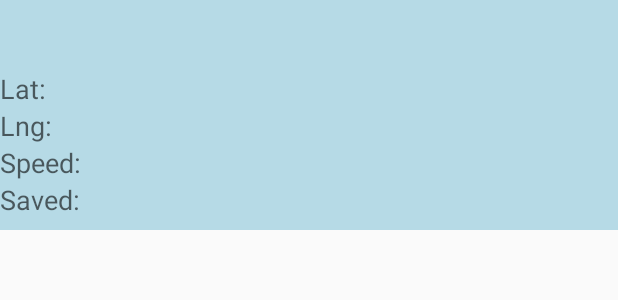
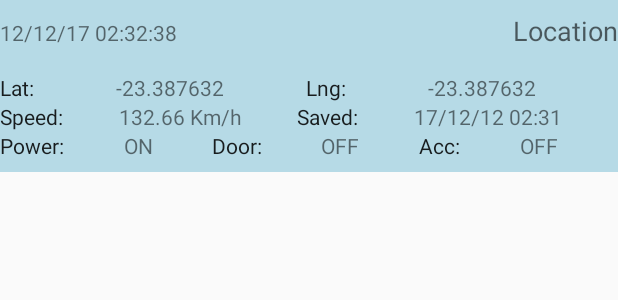
Before and after one commit to pilovieira/tk303g, an Android app: the layout list_log_location_item.xml on its own in the app's theme, with its tools: preview values and no code run, on a phone screen of 412 x 824 dp. Shown: the top 300 px of the screen. Run offline under Robolectric (Android 15) with nearby library versions, the phone set to English and light mode, and no system bars.

Commit message:
digester de auto track redesign dos layouts pwr door acc

```diff
--- a/app/src/main/res/layout/list_log_location_item.xml
+++ b/app/src/main/res/layout/list_log_location_item.xml
@@ -8,114 +8,149 @@
     android:paddingTop="@dimen/nav_header_vertical_spacing"
     android:paddingBottom="@dimen/nav_header_vertical_spacing">
 
+    <LinearLayout
+        android:layout_width="match_parent"
+        android:layout_height="wrap_content"
+        android:orientation="horizontal"
+        android:paddingBottom="@dimen/activity_vertical_margin">
+
         <TextView
+            android:id="@+id/creation_date"
             android:layout_width="wrap_content"
             android:layout_height="wrap_content"
-        android:id="@+id/creation_date"
             android:layout_weight="1"
+            android:text="12/12/17 02:32:38"
             android:textAppearance="@style/TextAppearance.AppCompat.Small" />
+
+        <TextView
+            android:id="@+id/title"
+            android:layout_width="wrap_content"
+            android:layout_height="wrap_content"
+            android:text="Location"
+            android:textAppearance="@style/TextAppearance.AppCompat.Medium" />
+
+    </LinearLayout>
+
+    <LinearLayout
+        android:layout_width="match_parent"
+        android:layout_height="wrap_content"
+        android:orientation="horizontal">
+
+        <TextView
+            android:id="@+id/latitude"
+            android:layout_width="wrap_content"
+            android:layout_height="wrap_content"
+            android:text="@string/lat"
+            android:textAppearance="@style/TextAppearance.AppCompat.Body1" />
+
+        <TextView
+            android:id="@+id/text_lat"
+            android:layout_width="wrap_content"
+            android:layout_height="wrap_content"
+            android:layout_weight="1"
+            android:gravity="center"
+            android:text="-23.387632" />
+
+        <TextView
+            android:id="@+id/longitude"
+            android:layout_width="wrap_content"
+            android:layout_height="wrap_content"
+            android:text="@string/lng"
+            android:textAppearance="@style/TextAppearance.AppCompat.Body1" />
+
+        <TextView
+            android:id="@+id/text_lng"
+            android:layout_width="wrap_content"
+            android:layout_height="wrap_content"
+            android:layout_weight="1"
+            android:gravity="center"
+            android:text="-23.387632" />
+
+    </LinearLayout>
+
+    <LinearLayout
+        android:layout_width="match_parent"
+        android:layout_height="match_parent"
+        android:orientation="horizontal">
+
+        <TextView
+            android:id="@+id/speed"
+            android:layout_width="wrap_content"
+            android:layout_height="wrap_content"
+            android:text="@string/speed"
+            android:textAppearance="@style/TextAppearance.AppCompat.Body1" />
+
+        <TextView
+            android:id="@+id/text_speed"
+            android:layout_width="wrap_content"
+            android:layout_height="wrap_content"
+            android:layout_weight="1"
+            android:gravity="center"
+            android:text="132.66 Km/h" />
+
+        <TextView
+            android:id="@+id/capture_date"
+            android:layout_width="wrap_content"
+            android:layout_height="wrap_content"
+            android:text="@string/saved"
+            android:textAppearance="@style/TextAppearance.AppCompat.Body1" />
+
+        <TextView
+            android:id="@+id/text_saved"
+            android:layout_width="wrap_content"
+            android:layout_height="wrap_content"
+            android:layout_weight="1"
+            android:gravity="center"
+            android:text="17/12/12 02:31" />
+
+    </LinearLayout>
+
+    <LinearLayout
+        android:layout_width="match_parent"
+        android:layout_height="wrap_content"
+        android:orientation="horizontal">
 
         <TextView
             android:layout_width="wrap_content"
             android:layout_height="wrap_content"
-        android:id="@+id/title"
-        android:layout_weight="1"
-        android:textAppearance="@style/TextAppearance.AppCompat.Small" />
-
-    <LinearLayout
-        android:orientation="vertical"
-        android:layout_width="match_parent"
-        android:layout_height="match_parent"
-        android:layout_weight="1">
-
-        <LinearLayout
-            android:orientation="horizontal"
-            android:layout_width="wrap_content"
-            android:layout_height="wrap_content">
+            android:text="@string/power"
+            android:textAppearance="@style/TextAppearance.AppCompat.Body1" />
 
         <TextView
-                android:text="@string/lat"
+            android:id="@+id/textPower"
             android:layout_width="wrap_content"
             android:layout_height="wrap_content"
-                android:id="@+id/latitude"
             android:layout_weight="1"
-                android:textAppearance="@style/TextAppearance.AppCompat.Medium" />
+            android:text="ON"
+            android:gravity="center" />
 
         <TextView
             android:layout_width="wrap_content"
             android:layout_height="wrap_content"
-                android:id="@+id/text_lat"
-                android:layout_weight="1"
-                android:paddingLeft="@dimen/activity_horizontal_margin" />
+            android:text="@string/door"
+            android:textAppearance="@style/TextAppearance.AppCompat.Body1" />
 
-        </LinearLayout>
-
-        <LinearLayout
-            android:orientation="horizontal"
+        <TextView
+            android:id="@+id/textDoor"
             android:layout_width="wrap_content"
             android:layout_height="wrap_content"
-            android:layout_weight="1">
-
-            <TextView
-                android:text="@string/lng"
-                android:layout_width="wrap_content"
-                android:layout_height="wrap_content"
-                android:id="@+id/longitude"
             android:layout_weight="1"
-                android:textAppearance="@style/TextAppearance.AppCompat.Medium" />
+            android:text="OFF"
+            android:gravity="center" />
 
         <TextView
             android:layout_width="wrap_content"
             android:layout_height="wrap_content"
-                android:id="@+id/text_lng"
-                android:layout_weight="1"
-                android:paddingLeft="@dimen/activity_horizontal_margin" />
-
-        </LinearLayout>
-
-        <LinearLayout
-            android:orientation="horizontal"
-            android:layout_width="wrap_content"
-            android:layout_height="wrap_content">
+            android:text="@string/acc"
+            android:textAppearance="@style/TextAppearance.AppCompat.Body1" />
 
         <TextView
-                android:text="@string/speed"
+            android:id="@+id/textAcc"
             android:layout_width="wrap_content"
             android:layout_height="wrap_content"
-                android:id="@+id/speed"
             android:layout_weight="1"
-                android:textAppearance="@style/TextAppearance.AppCompat.Medium" />
-
-            <TextView
-                android:layout_width="wrap_content"
-                android:layout_height="wrap_content"
-                android:id="@+id/text_speed"
-                android:layout_weight="1"
-                android:paddingLeft="@dimen/activity_horizontal_margin" />
-
-        </LinearLayout>
-
-        <LinearLayout
-            android:orientation="horizontal"
-            android:layout_width="wrap_content"
-            android:layout_height="wrap_content"
-            android:layout_weight="1">
-
-            <TextView
-                android:text="@string/saved"
-                android:layout_width="wrap_content"
-                android:layout_height="wrap_content"
-                android:id="@+id/capture_date"
-                android:layout_weight="1"
-                android:textAppearance="@style/TextAppearance.AppCompat.Medium" />
-
-            <TextView
-                android:layout_width="wrap_content"
-                android:layout_height="wrap_content"
-                android:id="@+id/text_saved"
-                android:layout_weight="1"
-                android:paddingLeft="@dimen/activity_horizontal_margin" />
-        </LinearLayout>
+            android:text="OFF"
+            android:gravity="center" />
     </LinearLayout>
 
 </LinearLayout>
--- a/app/src/main/res/values/colors.xml
+++ b/app/src/main/res/values/colors.xml
@@ -6,4 +6,5 @@
 
     <color name="colorCommand">#dadada</color>
     <color name="colorLocation">#b6dae6</color>
+    <color name="colorInfo">#fcecb7</color>
 </resources>
--- a/app/src/main/res/values/strings.xml
+++ b/app/src/main/res/values/strings.xml
@@ -127,4 +127,7 @@
     <string name="cancel_auto_track">Cancel Auto Track</string>
     <string name="interval_minutes">Interval (ex: 020s or 005m)</string>
     <string name="times_3_digits">Times (3 digits, *** infinity)</string>
+    <string name="power">Power:</string>
+    <string name="door">Door:</string>
+    <string name="acc">Acc:</string>
 </resources>
```
Also changed, not shown: app/src/main/java/br/com/pilovieira/tk303g/location/LocationLogDigester.java (+23 -0 lines), app/src/main/java/br/com/pilovieira/tk303g/log/LogListAdapter.java (+9 -0 lines), app/src/main/res/layout/list_log_command_item.xml (+20 -13 lines), app/src/main/res/layout/list_log_info_item.xml (+24 -16 lines). Lines whose indentation alone changed are shown as unchanged.
